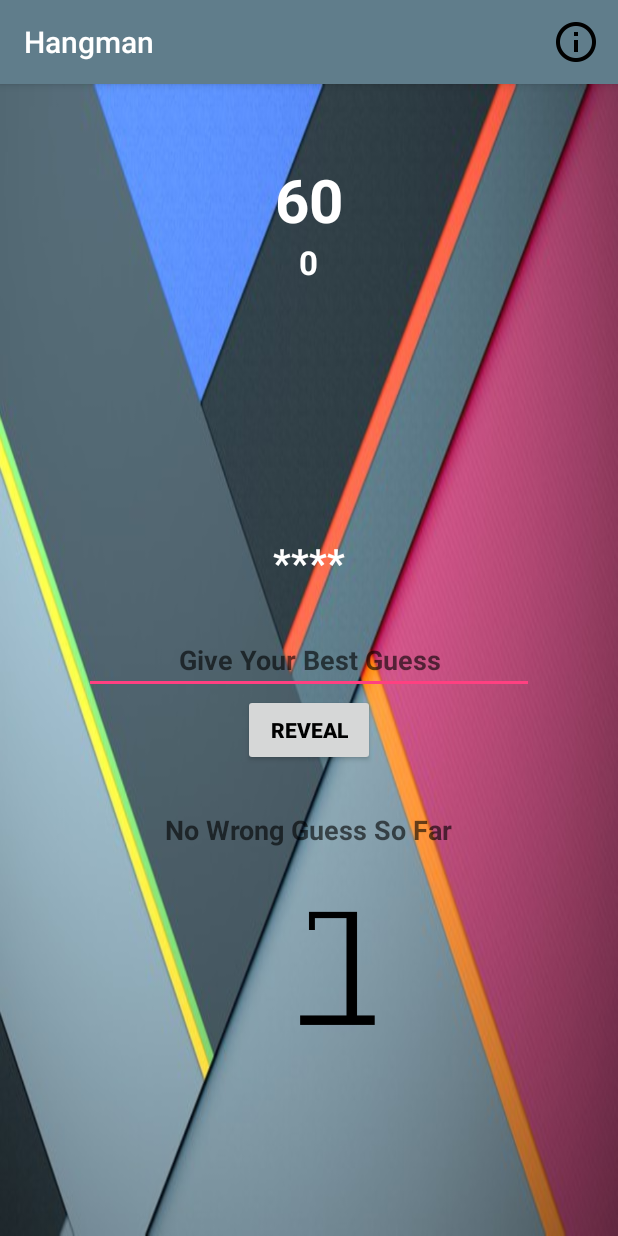
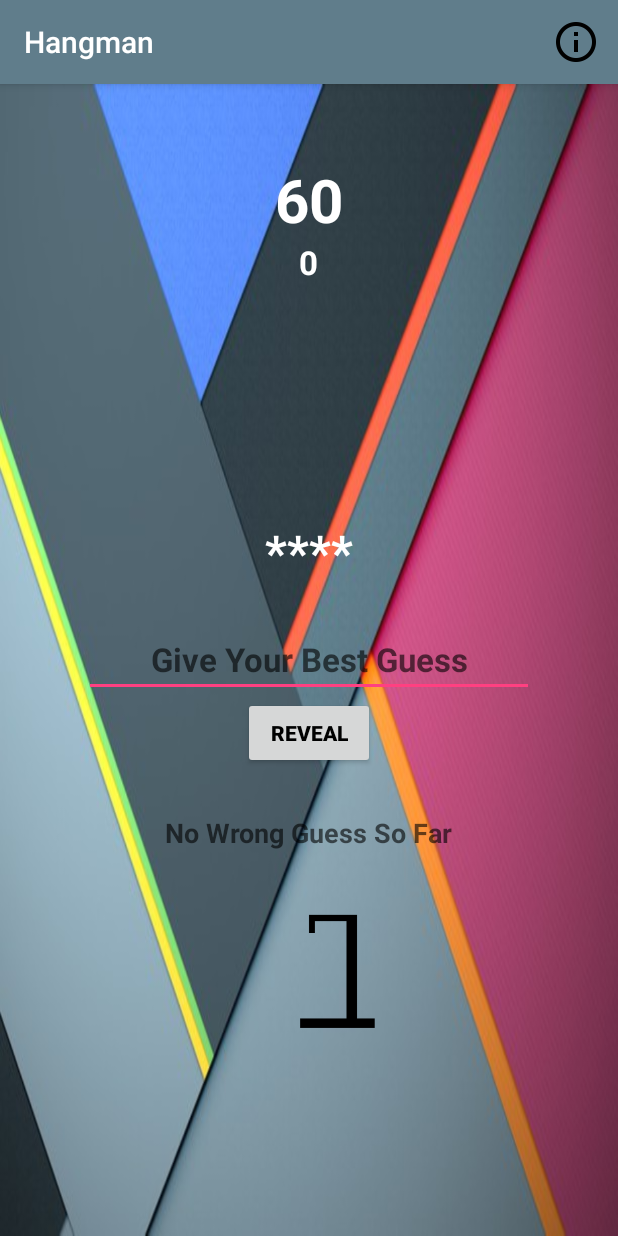
Before and after one commit to DeerajTheepshi/Hangman, an Android app: the screen it shows after launch (MainActivity), on a phone screen of 412 x 824 dp. Run offline under Robolectric (Android 15) with nearby library versions, the phone set to English and light mode, and no system bars.

```diff
--- a/app/src/main/AndroidManifest.xml
+++ b/app/src/main/AndroidManifest.xml
@@ -9,7 +9,8 @@
         android:roundIcon="@mipmap/ic_launcher_round"
         android:supportsRtl="true"
         android:theme="@style/AppTheme">
-        <activity android:name=".MainActivity">
+        <activity android:name=".MainActivity"
+            android:screenOrientation="portrait">
             <intent-filter>
                 <action android:name="android.intent.action.MAIN" />
 
@@ -17,6 +18,7 @@
             </intent-filter>
         </activity>
         <activity android:name=".RulesActivity"
+            android:screenOrientation="portrait"
             android:label="Rules"
             android:parentActivityName=".MainActivity"/>
     </application>
--- a/app/src/main/java/com/example/android/hangman/MainActivity.java
+++ b/app/src/main/java/com/example/android/hangman/MainActivity.java
@@ -29,8 +29,8 @@ public class MainActivity extends AppCompatActivity {
     Button check;
     ImageView stage;
 
-    String[] words = {"wakeful","jittery","plants","delicate","melodic"
-                        ,"quilt","science","wonder","miss","pencil"
+    String[] words = {"water","juice","plants","spider","winter"
+                        ,"money","science","wonder","miss","tea"
                         , "finger","hour","empty","kind","song"
                         , "place","bird","fear","mute","week"};
     String word = words[new Random().nextInt(20)].toUpperCase();
@@ -58,10 +58,10 @@ public class MainActivity extends AppCompatActivity {
         stage = (ImageView) findViewById(R.id.stages);
         pref = PreferenceManager.getDefaultSharedPreferences(this);
         prefE = pref.edit();
-        Log.v("kaala",word);
 
         prev_high_score = pref.getInt("prevHighScore",0);
         prevHigh.setText(String.valueOf(prev_high_score));
+
 
         encrypt(word);
 
@@ -84,14 +84,14 @@ public class MainActivity extends AppCompatActivity {
         root.setOnLongClickListener(new View.OnLongClickListener() {
             @Override
             public boolean onLongClick(View v) {
-                cur_score=40;curScore.setText(String.valueOf(cur_score));cur_wrong=0;
+                cur_score=60;curScore.setText(String.valueOf(cur_score));cur_wrong=0;
                 prev_high_score=pref.getInt("prevHighScore",0);prevHigh.setText(String.valueOf(prev_high_score));
                 stage.setImageDrawable(getResources().getDrawable(id[0]));
                 guess.setEnabled(true);
                 usedLetters.setText("");
                 ques.setText("");
                 word = words[new Random().nextInt(20)].toUpperCase();
-                Log.v("kaala",word);
+                wrong_guesses.clear();
                 encrypt(word);
                 return false;
 
@@ -131,13 +131,15 @@ public class MainActivity extends AppCompatActivity {
                     ques.append(String.valueOf(current.charAt(i)));
             }
             if (ques.getText().toString().equals(word)) {
-                makeToast("YEAH ! YOU FOUND IT");
                 if(cur_score>prev_high_score){
                     prevHigh.setText(String.valueOf(cur_score));
                     prev_high_score=cur_score;
                     prefE.putInt("prevHighScore",prev_high_score);
                     prefE.commit();
+                    makeToast("NEW HIGH SCORE!!");
                 }
+                else
+                    makeToast("YEAH ! YOU FOUND IT");
                 guess.setEnabled(false);
             }
         }
--- a/app/src/main/res/layout/activity_main.xml
+++ b/app/src/main/res/layout/activity_main.xml
@@ -16,6 +16,7 @@
         android:textSize="40sp"
         android:text="60"
         android:id="@+id/score"/>
+
     <TextView
         android:layout_width="wrap_content"
         android:layout_height="wrap_content"
@@ -29,7 +30,7 @@
         android:layout_width="wrap_content"
         android:layout_height="wrap_content"
         android:layout_centerInParent="true"
-        android:textSize="26sp"
+        android:textSize="32sp"
         android:layout_above="@id/guess"
         android:id="@+id/prompt"
         android:layout_marginBottom="25dp"/>
@@ -41,6 +42,7 @@
         android:inputType="textCapCharacters"
         android:hint="Give Your Best Guess"
         android:textAlignment="center"
+        android:textSize="22sp"
         android:id="@+id/guess"/>
 
     <Button
@@ -72,5 +74,4 @@
         android:src="@drawable/hangman0"
         android:id="@+id/stages"/>
 
-
 </RelativeLayout>
```
Also changed, not shown: app/src/main/ic_launcher-web.png (added), app/src/main/res/drawable/appicon.png (added), app/src/main/res/mipmap-hdpi/ic_launcher.png, app/src/main/res/mipmap-mdpi/ic_launcher.png, app/src/main/res/mipmap-xhdpi/ic_launcher.png, app/src/main/res/mipmap-xxhdpi/ic_launcher.png, app/src/main/res/mipmap-xxxhdpi/ic_launcher.png.
